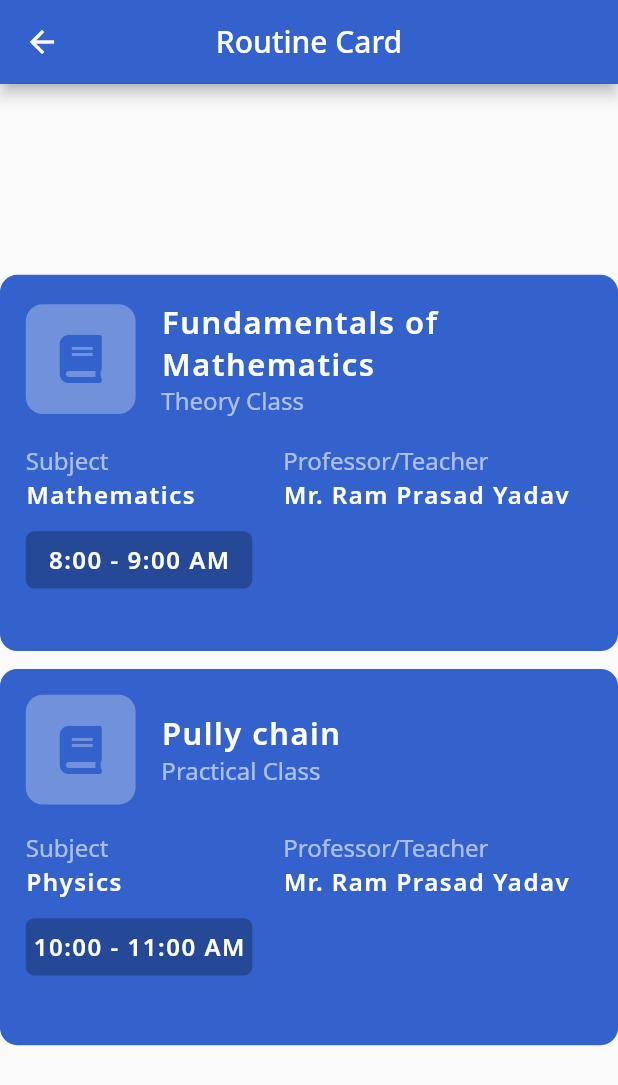
After one commit to bugthedebugger/school-ui-toolkit, a Flutter app: the RoutineCardExample screen opened directly, on a phone screen of 412 x 824 dp. The commit adds this screen. Shown: the top 1085 px of the screen. Run offline on Flutter 3.47's test engine with Material 2 defaults, Android fonts, the phone set to English and light mode, and no system bars; our stand-ins replace cached_network_image, flutter_screenutil, font_awesome_flutter, google_fonts; statements that could not run were skipped.

Commit message:
Added RoutineCard

```diff
--- a/example/ui_example/lib/main.dart
+++ b/example/ui_example/lib/main.dart
@@ -1,4 +1,5 @@
 import 'package:flutter/material.dart';
+import 'package:google_fonts/google_fonts.dart';
 import 'package:school_ui_toolkit/school_ui_toolkit.dart';
 import 'package:ui_example/src/assets/assets.dart';
 import 'package:ui_example/src/ui/ui_catalog.dart';
@@ -12,6 +13,7 @@ class UIExample extends StatelessWidget {
       title: 'School UI Toolkit',
       theme: ThemeData(
         primaryColor: SchoolToolkitColors.blue,
+        fontFamily: GoogleFonts.notoSans().fontFamily,
       ),
       builder: (context, child) {
         ScreenUtil.init(
--- /dev/null
+++ b/example/ui_example/lib/src/ui/routine_card_example.dart
@@ -0,0 +1,40 @@
+import 'package:flutter/material.dart';
+import 'package:school_ui_toolkit/school_ui_toolkit.dart';
+import 'package:ui_example/src/assets/assets.dart';
+
+class RoutineCardExample extends StatelessWidget {
+  @override
+  Widget build(BuildContext context) {
+    return Scaffold(
+      appBar: AppBar(
+        title: Text('Routine Card'),
+        centerTitle: true,
+      ),
+      body: Center(
+        child: Column(
+          mainAxisAlignment: MainAxisAlignment.center,
+          crossAxisAlignment: CrossAxisAlignment.center,
+          children: <Widget>[
+            RoutineCard(
+              classTopic: 'Fundamentals of Mathematics',
+              classType: 'Theory Class',
+              subject: 'Mathematics',
+              professor: 'Mr. Ram Prasad Yadav',
+              time: '8:00 - 9:00 AM',
+            ),
+            SizedBox(
+              height: ScreenUtil().setHeight(10),
+            ),
+            RoutineCard(
+              classTopic: 'Pully chain',
+              classType: 'Practical Class',
+              subject: 'Physics',
+              professor: 'Mr. Ram Prasad Yadav',
+              time: '10:00 - 11:00 AM',
+            ),
+          ],
+        ),
+      ),
+    );
+  }
+}
--- a/example/ui_example/lib/src/ui/ui_catalog.dart
+++ b/example/ui_example/lib/src/ui/ui_catalog.dart
@@ -3,6 +3,7 @@ import 'package:ui_example/src/assets/assets.dart';
 import 'package:ui_example/src/ui/calendar_example.dart';
 import 'package:ui_example/src/ui/event_card_example.dart';
 import 'package:ui_example/src/ui/grid_card.dart';
+import 'package:ui_example/src/ui/routine_card_example.dart';
 import 'package:ui_example/src/ui/school_location_widget_example.dart';
 import 'package:ui_example/src/ui/school_toolkit_button.dart';
 import 'package:ui_example/src/ui/school_toolkit_overlapping_card_example.dart';
@@ -54,6 +55,10 @@ class UICatalog extends StatelessWidget {
             title: 'Event Card',
             screen: EventCardExample(),
           ),
+          GridCard(
+            title: 'Routine Card',
+            screen: RoutineCardExample(),
+          ),
         ],
       ),
     );
--- a/example/ui_example/pubspec.yaml
+++ b/example/ui_example/pubspec.yaml
@@ -35,6 +35,7 @@ dependencies:
   cached_network_image: ^2.2.0+1
   font_awesome_flutter: ^8.8.1
   intl: ^0.16.1
+  google_fonts: ^1.1.0
 
 dev_dependencies:
   flutter_test:
--- a/lib/school_ui_toolkit.dart
+++ b/lib/school_ui_toolkit.dart
@@ -10,3 +10,4 @@ export 'package:school_ui_toolkit/src/school_toolkit_role_button/school_toolkit_
 export 'package:school_ui_toolkit/src/overlapping_button_card/overlapping_button_card.dart';
 export 'package:school_ui_toolkit/src/calendar/calendar.dart';
 export 'package:school_ui_toolkit/src/event_card/event_card.dart';
+export 'package:school_ui_toolkit/src/routine_card/routine_card.dart';
--- /dev/null
+++ b/lib/src/routine_card/routine_card.dart
@@ -0,0 +1,179 @@
+import 'package:flutter/material.dart';
+import 'package:flutter_screenutil/screenutil.dart';
+import 'package:font_awesome_flutter/font_awesome_flutter.dart';
+import 'package:school_ui_toolkit/src/colors/school_toolkit_colors.dart';
+import 'package:school_ui_toolkit/src/font_size/font_size.dart';
+import 'package:school_ui_toolkit/src/school_toolkit_card/school_toolkit_card.dart';
+
+class RoutineCard extends StatelessWidget {
+  final String classTopic;
+  final String classType;
+  final String subject;
+  final String professor;
+  final String time;
+
+  const RoutineCard({
+    Key key,
+    this.classTopic,
+    this.classType,
+    this.subject,
+    this.professor,
+    this.time,
+  }) : super(key: key);
+
+  @override
+  Widget build(BuildContext context) {
+    return SchoolToolkitCard(
+      active: true,
+      height: ScreenUtil().setHeight(210),
+      width: ScreenUtil().setWidth(374),
+      child: Column(
+        mainAxisAlignment: MainAxisAlignment.start,
+        crossAxisAlignment: CrossAxisAlignment.start,
+        children: <Widget>[
+          Row(
+            mainAxisAlignment: MainAxisAlignment.start,
+            crossAxisAlignment: CrossAxisAlignment.center,
+            children: <Widget>[
+              Container(
+                width: ScreenUtil().setWidth(64),
+                height: ScreenUtil().setWidth(64),
+                decoration: BoxDecoration(
+                  color: Colors.white30,
+                  borderRadius: BorderRadius.circular(
+                    ScreenUtil().setWidth(10),
+                  ),
+                ),
+                child: Icon(
+                  FontAwesomeIcons.book,
+                  color: SchoolToolkitColors.blue,
+                  size: FontSize.fontSize28,
+                ),
+              ),
+              SizedBox(
+                width: ScreenUtil().setWidth(15),
+              ),
+              Column(
+                children: <Widget>[
+                  Container(
+                    width: ScreenUtil().setWidth(240),
+                    child: Text(
+                      '$classTopic',
+                      style: TextStyle(
+                        color: Colors.white,
+                        fontSize: FontSize.fontSize18,
+                        fontWeight: FontSize.semiBold,
+                        letterSpacing: 1.0,
+                      ),
+                    ),
+                  ),
+                  Container(
+                    width: ScreenUtil().setWidth(240),
+                    child: Text(
+                      '${classType ?? ''}',
+                      style: TextStyle(
+                        color: Colors.white60,
+                        fontSize: FontSize.fontSize14,
+                        fontWeight: FontSize.regular,
+                      ),
+                    ),
+                  ),
+                ],
+              ),
+            ],
+          ),
+          SizedBox(
+            height: ScreenUtil().setHeight(15),
+          ),
+          Row(
+            mainAxisAlignment: MainAxisAlignment.start,
+            crossAxisAlignment: CrossAxisAlignment.center,
+            children: <Widget>[
+              Column(
+                mainAxisAlignment: MainAxisAlignment.start,
+                crossAxisAlignment: CrossAxisAlignment.start,
+                children: <Widget>[
+                  Text(
+                    'Subject',
+                    style: TextStyle(
+                      color: Colors.white60,
+                      fontSize: FontSize.fontSize14,
+                      fontWeight: FontSize.regular,
+                    ),
+                  ),
+                  Container(
+                    width: ScreenUtil().setWidth(150),
+                    height: ScreenUtil().setHeight(20),
+                    alignment: Alignment.centerLeft,
+                    child: FittedBox(
+                      child: Text(
+                        '$subject',
+                        style: TextStyle(
+                          color: Colors.white,
+                          fontSize: FontSize.fontSize14,
+                          fontWeight: FontSize.semiBold,
+                          letterSpacing: 1.0,
+                        ),
+                      ),
+                    ),
+                  ),
+                ],
+              ),
+              Column(
+                mainAxisAlignment: MainAxisAlignment.start,
+                crossAxisAlignment: CrossAxisAlignment.start,
+                children: <Widget>[
+                  Text(
+                    'Professor/Teacher',
+                    style: TextStyle(
+                      color: Colors.white60,
+                      fontSize: FontSize.fontSize14,
+                      fontWeight: FontSize.regular,
+                    ),
+                  ),
+                  Container(
+                    width: ScreenUtil().setWidth(190),
+                    height: ScreenUtil().setHeight(20),
+                    alignment: Alignment.centerLeft,
+                    child: Text(
+                      '$professor',
+                      style: TextStyle(
+                        color: Colors.white,
+                        fontSize: FontSize.fontSize14,
+                        fontWeight: FontSize.semiBold,
+                        letterSpacing: 1.0,
+                      ),
+                    ),
+                  ),
+                ],
+              ),
+            ],
+          ),
+          SizedBox(
+            height: ScreenUtil().setHeight(10),
+          ),
+          Container(
+            width: ScreenUtil().setWidth(132),
+            height: ScreenUtil().setHeight(32),
+            decoration: BoxDecoration(
+              color: Colors.black26,
+              borderRadius: BorderRadius.circular(
+                ScreenUtil().setWidth(5),
+              ),
+            ),
+            alignment: Alignment.center,
+            child: Text(
+              '$time',
+              style: TextStyle(
+                color: Colors.white,
+                fontSize: FontSize.fontSize14,
+                fontWeight: FontSize.semiBold,
+                letterSpacing: 1.0,
+              ),
+            ),
+          ),
+        ],
+      ),
+    );
+  }
+}
--- a/lib/src/school_toolkit_card/school_toolkit_card.dart
+++ b/lib/src/school_toolkit_card/school_toolkit_card.dart
@@ -11,6 +11,7 @@ class SchoolToolkitCard extends StatelessWidget {
   final Alignment alignment;
   final double width;
   final double height;
+  final BoxConstraints constraints;
 
   const SchoolToolkitCard({
     Key key,
@@ -22,11 +23,13 @@ class SchoolToolkitCard extends StatelessWidget {
     this.alignment = Alignment.center,
     this.width,
     this.height,
+    this.constraints,
   }) : super(key: key);
 
   @override
   Widget build(BuildContext context) {
     return AnimatedContainer(
+      constraints: constraints,
       duration: animationDuration,
       padding: EdgeInsets.all(
         ScreenUtil().setWidth(15),
```
Also changed, not shown: example/ui_example/pubspec.lock.
